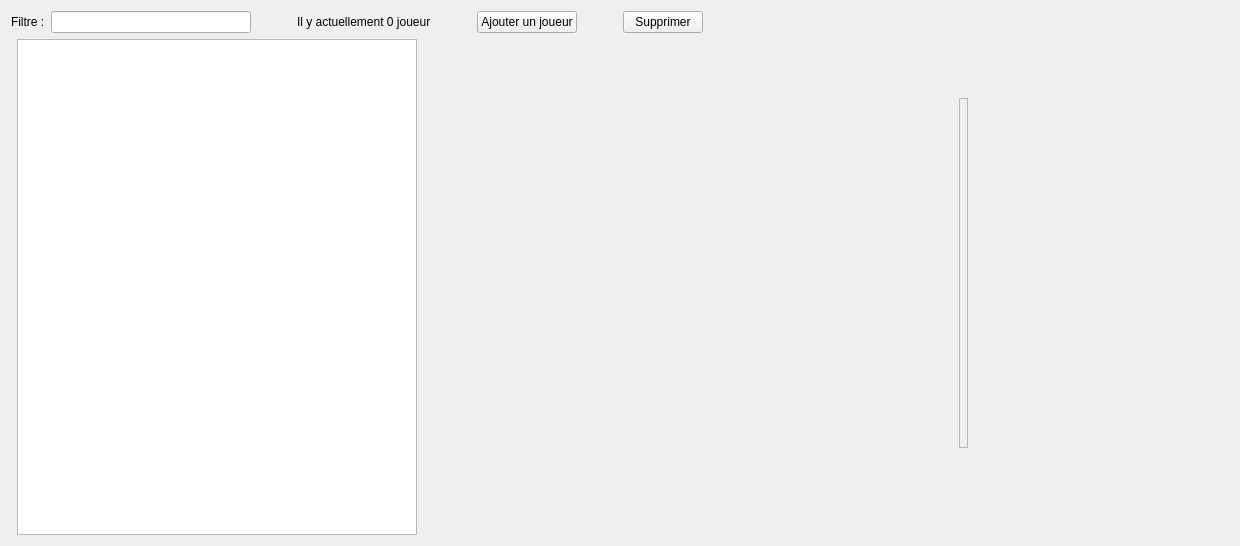
Old version of the form ui/PlayersListWidget.ui in the repository dsarrut/badminapp.
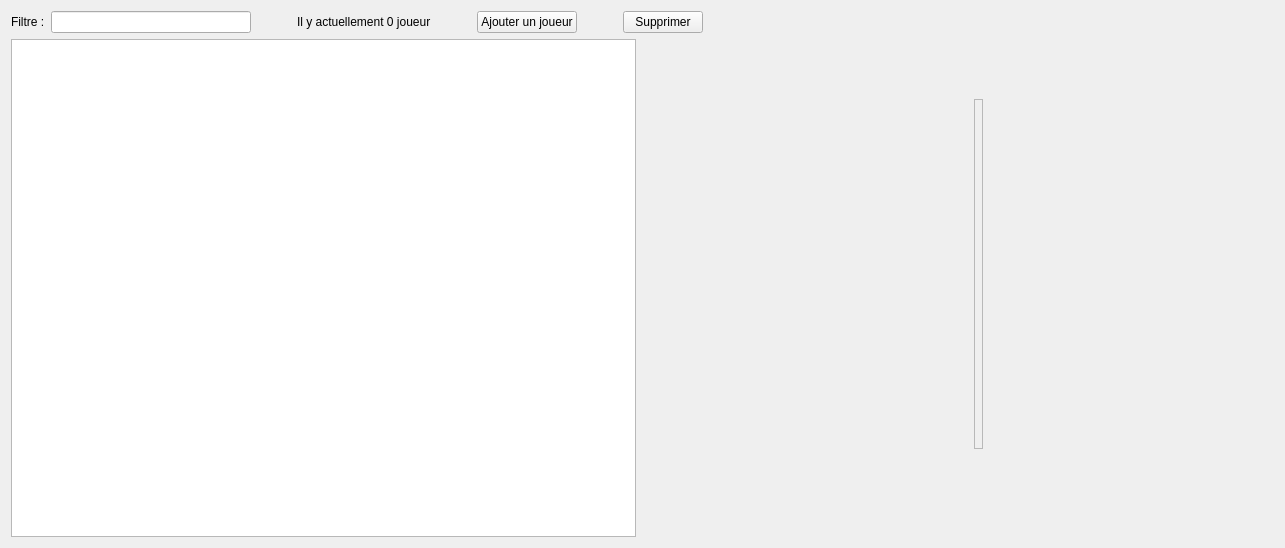
New version of the form. Icons and pictures are not drawn.

The edit to the form file:
```diff
--- a/ui/PlayersListWidget.ui
+++ b/ui/PlayersListWidget.ui
@@ -6,8 +6,8 @@
    <rect>
     <x>0</x>
     <y>0</y>
-    <width>1240</width>
-    <height>546</height>
+    <width>1285</width>
+    <height>548</height>
    </rect>
   </property>
   <property name="windowTitle">
@@ -15,8 +15,8 @@
   </property>
   <layout class="QHBoxLayout" name="horizontalLayout_2">
    <item>
-    <layout class="QGridLayout" name="gridLayout">
-     <item row="0" column="0" colspan="3">
+    <layout class="QVBoxLayout" name="verticalLayout">
+     <item>
       <layout class="QHBoxLayout" name="horizontalLayout">
        <item>
         <widget class="QLabel" name="label">
@@ -152,7 +152,7 @@
        </item>
       </layout>
      </item>
-     <item row="1" column="1">
+     <item>
       <widget class="QTableView" name="table_widget">
        <property name="maximumSize">
         <size>
@@ -162,29 +162,16 @@
        </property>
       </widget>
      </item>
-     <item row="1" column="2">
-      <spacer name="horizontalSpacer_11">
-       <property name="orientation">
-        <enum>Qt::Horizontal</enum>
-       </property>
-       <property name="sizeHint" stdset="0">
-        <size>
-         <width>40</width>
-         <height>20</height>
-        </size>
-       </property>
-      </spacer>
-     </item>
     </layout>
    </item>
    <item>
-    <spacer name="horizontalSpacer_8">
+    <spacer name="horizontalSpacer_7">
      <property name="orientation">
       <enum>Qt::Horizontal</enum>
      </property>
      <property name="sizeHint" stdset="0">
       <size>
-       <width>26</width>
+       <width>40</width>
        <height>20</height>
       </size>
      </property>
@@ -235,13 +222,13 @@
     </spacer>
    </item>
    <item>
-    <spacer name="horizontalSpacer_7">
+    <spacer name="horizontalSpacer_8">
      <property name="orientation">
       <enum>Qt::Horizontal</enum>
      </property>
      <property name="sizeHint" stdset="0">
       <size>
-       <width>13</width>
+       <width>40</width>
        <height>20</height>
       </size>
      </property>
```
